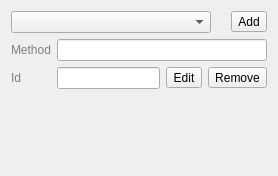
The window that src/ui/auth/qgsauthconfigselect.ui (qgis/QGIS) describes before a commit, drawn with Qt 5.
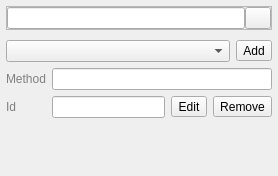
The same window after the commit. Icons and pictures are not drawn.

Commit message: [auth] Add widget for editing an authcfg within a data source URI

What changed in the file:
```diff
--- a/src/ui/auth/qgsauthconfigselect.ui
+++ b/src/ui/auth/qgsauthconfigselect.ui
@@ -14,9 +14,31 @@
    <string>Authentication Configuration</string>
   </property>
   <layout class="QVBoxLayout" name="verticalLayout">
+   <property name="leftMargin">
+    <number>6</number>
+   </property>
+   <property name="topMargin">
+    <number>6</number>
+   </property>
+   <property name="rightMargin">
+    <number>6</number>
+   </property>
+   <property name="bottomMargin">
+    <number>6</number>
+   </property>
    <item>
-    <layout class="QHBoxLayout" name="horizontalLayout_2">
-     <item>
+    <layout class="QGridLayout" name="gridLayout">
+     <property name="verticalSpacing">
+      <number>10</number>
+     </property>
+     <item row="1" column="1">
+      <widget class="QToolButton" name="btnConfigAdd">
+       <property name="text">
+        <string>Add</string>
+       </property>
+      </widget>
+     </item>
+     <item row="1" column="0">
       <widget class="QComboBox" name="cmbConfigSelect">
        <property name="sizePolicy">
         <sizepolicy hsizetype="MinimumExpanding" vsizetype="Fixed">
@@ -32,27 +54,67 @@
        </property>
       </widget>
      </item>
-     <item>
-      <spacer name="horizontalSpacer_2">
-       <property name="orientation">
-        <enum>Qt::Horizontal</enum>
+     <item row="0" column="0" colspan="2">
+      <widget class="QFrame" name="frConfigMsg">
+       <property name="frameShape">
+        <enum>QFrame::StyledPanel</enum>
        </property>
-       <property name="sizeType">
-        <enum>QSizePolicy::MinimumExpanding</enum>
+       <property name="frameShadow">
+        <enum>QFrame::Raised</enum>
        </property>
-       <property name="sizeHint" stdset="0">
-        <size>
-         <width>0</width>
-         <height>20</height>
-        </size>
-       </property>
-      </spacer>
-     </item>
-     <item>
-      <widget class="QToolButton" name="btnConfigAdd">
-       <property name="text">
-        <string>Add</string>
-       </property>
+       <layout class="QHBoxLayout" name="horizontalLayout_3">
+        <property name="spacing">
+         <number>0</number>
+        </property>
+        <property name="leftMargin">
+         <number>0</number>
+        </property>
+        <property name="topMargin">
+         <number>0</number>
+        </property>
+        <property name="rightMargin">
+         <number>0</number>
+        </property>
+        <property name="bottomMargin">
+         <number>0</number>
+        </property>
+        <item>
+         <widget class="QLineEdit" name="leConfigMsg">
+          <property name="readOnly">
+           <bool>true</bool>
+          </property>
+         </widget>
+        </item>
+        <item>
+         <widget class="QToolButton" name="btnConfigMsgClear">
+          <property name="minimumSize">
+           <size>
+            <width>26</width>
+            <height>22</height>
+           </size>
+          </property>
+          <property name="maximumSize">
+           <size>
+            <width>26</width>
+            <height>22</height>
+           </size>
+          </property>
+          <property name="text">
+           <string/>
+          </property>
+          <property name="icon">
+           <iconset resource="../../../images/images.qrc">
+            <normaloff>:/images/themes/default/mIconClose.png</normaloff>:/images/themes/default/mIconClose.png</iconset>
+          </property>
+          <property name="iconSize">
+           <size>
+            <width>14</width>
+            <height>14</height>
+           </size>
+          </property>
+         </widget>
+        </item>
+       </layout>
       </widget>
      </item>
     </layout>
```
Left out of the diff: 24 changed lines with no effect on the pictures. The commit also changes 4 other files.
